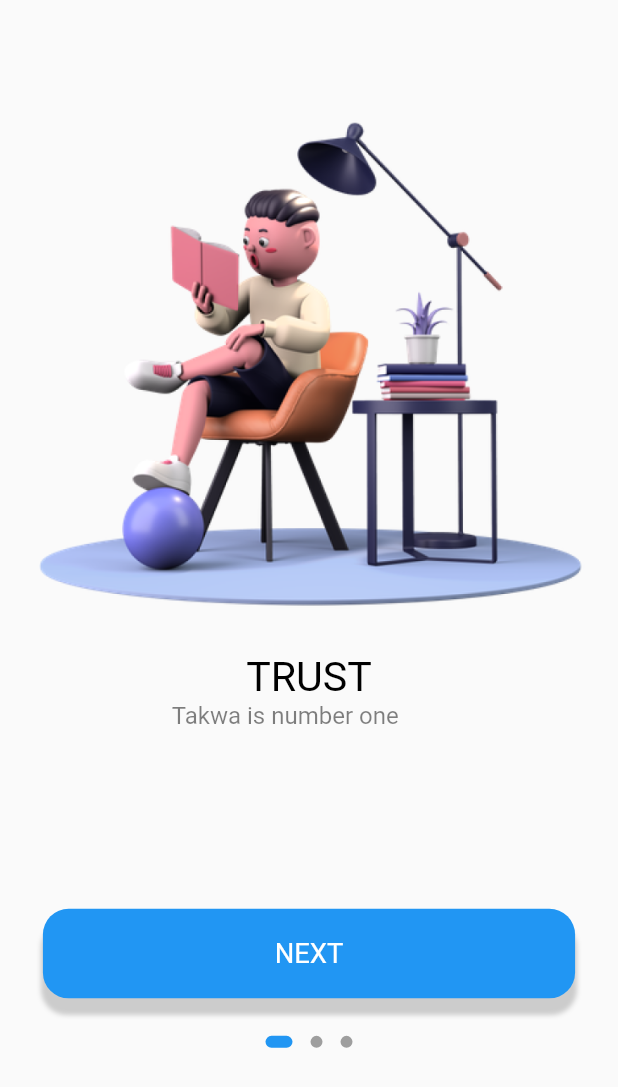
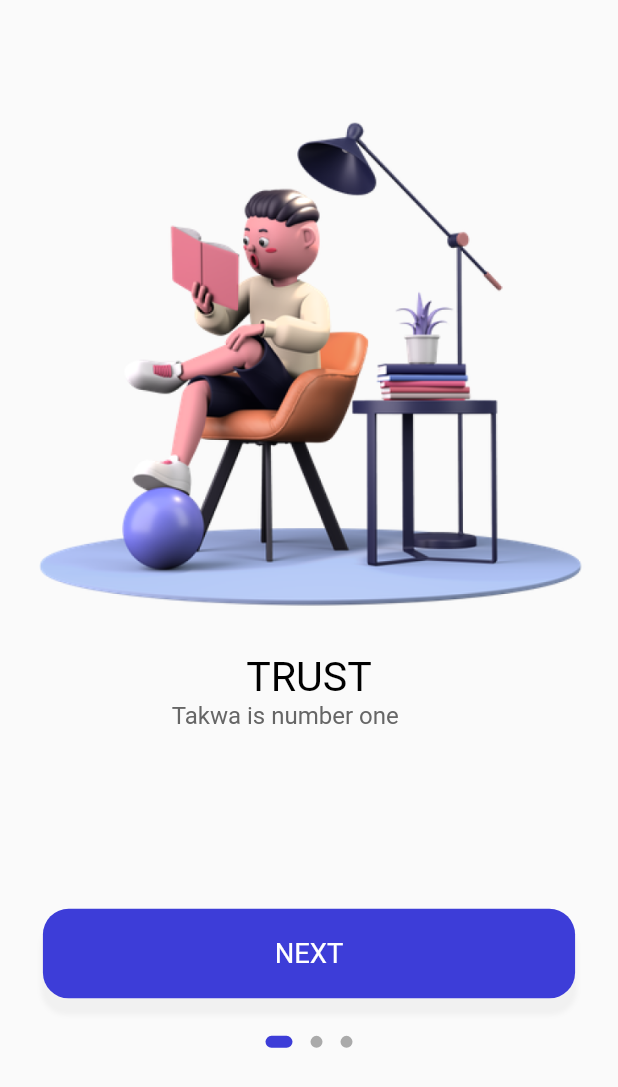
Before and after one commit to nandamodjo21/flutter-dev, a Flutter app: the screen it shows after launch, on a phone screen of 412 x 824 dp. Shown: the top 1087 px of the screen. Run offline on Flutter 3.47's test engine with Material 2 defaults, Android fonts, the phone set to English and light mode, and no system bars; drawn by our look-alikes of dots_indicator; our stand-ins replace cloud_firestore, firebase_auth, flutter_bloc, flutter_screenutil, fluttertoast; accounts and stored records are empty; Roboto replaces fonts that are missing (Raleway); statements that could not run were skipped.

Commit message:
fix: update  file welcome

```diff
--- a/lib/app/data/module/welcome.dart
+++ b/lib/app/data/module/welcome.dart
@@ -7,6 +7,8 @@ import 'package:flutter/cupertino.dart';
 import 'package:flutter/material.dart';
 import 'package:flutter_bloc/flutter_bloc.dart';
 import 'package:flutter_screenutil/flutter_screenutil.dart';
+
+import '../../../common/values/colors.dart';
 
 class Welcome extends StatefulWidget {
   const Welcome({super.key});
@@ -71,9 +73,9 @@ class _WelcomeState extends State<Welcome> {
                       dotsCount: 3,
                       mainAxisAlignment: MainAxisAlignment.center,
                       decorator: DotsDecorator(
-                          color: Colors.grey,
+                          color: AppColors.primaryThreeElementText,
                           size: const Size.square(8.0),
-                          activeColor: Colors.blue,
+                          activeColor: AppColors.primaryElement,
                           activeSize: const Size(18.0, 8.0),
                           activeShape: RoundedRectangleBorder(
                               borderRadius: BorderRadius.circular(5.0)
@@ -104,7 +106,7 @@ class _WelcomeState extends State<Welcome> {
           child: Text(
             title,
             style: TextStyle(
-                color: Colors.black,
+                color: AppColors.primaryText,
                 fontSize: 24.sp,
                 fontWeight: FontWeight.normal
             ),
@@ -116,7 +118,7 @@ class _WelcomeState extends State<Welcome> {
           child: Text(
             subTitle,
             style: TextStyle(
-                color: Colors.black.withOpacity(0.5),
+                color: AppColors.primarySecondaryElementText,
                 fontSize: 14.sp,
                 fontWeight: FontWeight.normal
             ),
@@ -128,7 +130,7 @@ class _WelcomeState extends State<Welcome> {
             if(index<3){
               pageController.animateToPage(
                   index,
-                  duration: const Duration(milliseconds: 500),
+                  duration: const Duration(milliseconds: 300),
                   curve: Curves.easeIn);
             }else{
               Navigator.of(context).pushNamedAndRemoveUntil(
@@ -146,14 +148,14 @@ class _WelcomeState extends State<Welcome> {
               width: 325.w,
               height: 50.h,
               decoration: BoxDecoration(
-                  color: Colors.blue,
+                  color: AppColors.primaryElement,
                   borderRadius: BorderRadius.all(Radius.circular(15.w)),
                   boxShadow: [
                     BoxShadow(
-                        color: Colors.grey.withOpacity(0.5),
+                        color: Colors.grey.withOpacity(0.1),
                         spreadRadius: 1,
                         blurRadius: 2,
-                        offset: Offset(0,10)
+                        offset: const Offset(0,10)
                     )
                   ]
               ),
```
